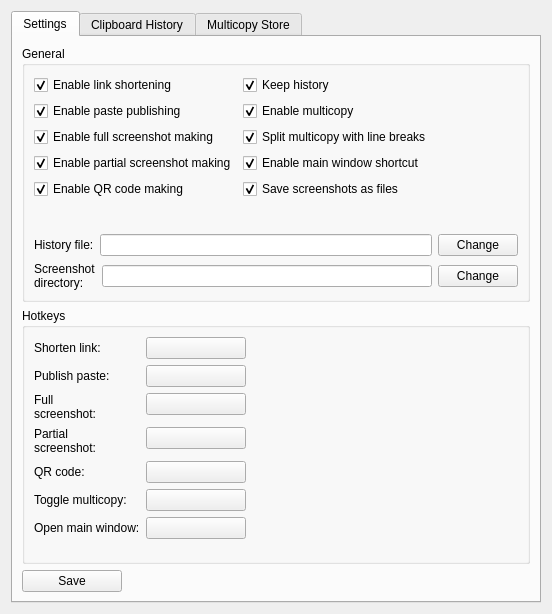
Qt form src/clipper.ui (antvconst/Clipper) before a commit.
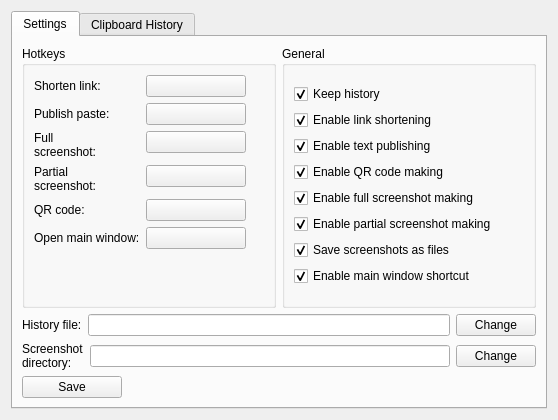
The same form after that commit. Icons and pictures are not drawn.

```diff
--- a/src/clipper.ui
+++ b/src/clipper.ui
@@ -6,20 +6,26 @@
    <rect>
     <x>0</x>
     <y>0</y>
-    <width>552</width>
-    <height>614</height>
+    <width>558</width>
+    <height>420</height>
    </rect>
   </property>
+  <property name="sizePolicy">
+   <sizepolicy hsizetype="Fixed" vsizetype="Fixed">
+    <horstretch>0</horstretch>
+    <verstretch>0</verstretch>
+   </sizepolicy>
+  </property>
   <property name="minimumSize">
    <size>
-    <width>552</width>
-    <height>614</height>
+    <width>558</width>
+    <height>420</height>
    </size>
   </property>
   <property name="maximumSize">
    <size>
-    <width>552</width>
-    <height>618</height>
+    <width>558</width>
+    <height>420</height>
    </size>
   </property>
   <property name="windowTitle">
@@ -32,6 +38,12 @@
   <layout class="QVBoxLayout" name="verticalLayout">
    <item>
     <widget class="QTabWidget" name="tabWidget">
+     <property name="sizePolicy">
+      <sizepolicy hsizetype="Preferred" vsizetype="Preferred">
+       <horstretch>0</horstretch>
+       <verstretch>0</verstretch>
+      </sizepolicy>
+     </property>
      <property name="currentIndex">
       <number>0</number>
      </property>
@@ -39,186 +51,9 @@
       <attribute name="title">
        <string>Settings</string>
       </attribute>
-      <layout class="QVBoxLayout" name="verticalLayout_3" stretch="0,0,0">
+      <layout class="QVBoxLayout" name="verticalLayout_5">
        <item>
-        <widget class="QGroupBox" name="groupBox_2">
-         <property name="title">
-          <string>General</string>
-         </property>
-         <layout class="QVBoxLayout" name="verticalLayout_4" stretch="0,0,0">
-          <item>
-           <layout class="QFormLayout" name="formLayout_2">
-            <property name="fieldGrowthPolicy">
-             <enum>QFormLayout::AllNonFixedFieldsGrow</enum>
-            </property>
-            <item row="0" column="0">
-             <widget class="QCheckBox" name="linkShortening">
-              <property name="text">
-               <string>Enable link shortening</string>
-              </property>
-              <property name="checked">
-               <bool>true</bool>
-              </property>
-             </widget>
-            </item>
-            <item row="0" column="1">
-             <widget class="QCheckBox" name="keepHistory">
-              <property name="text">
-               <string>Keep history</string>
-              </property>
-              <property name="checked">
-               <bool>true</bool>
-              </property>
-             </widget>
-            </item>
-            <item row="1" column="0">
-             <widget class="QCheckBox" name="pastePublishing">
-              <property name="text">
-               <string>Enable paste publishing</string>
-              </property>
-              <property name="checked">
-               <bool>true</bool>
-              </property>
-             </widget>
-            </item>
-            <item row="1" column="1">
-             <widget class="QCheckBox" name="Multicopy">
-              <property name="text">
-               <string>Enable multicopy</string>
-              </property>
-              <property name="checked">
-               <bool>true</bool>
-              </property>
-             </widget>
-            </item>
-            <item row="2" column="0">
-             <widget class="QCheckBox" name="screenshotMaking">
-              <property name="text">
-               <string>Enable full screenshot making</string>
-              </property>
-              <property name="checked">
-               <bool>true</bool>
-              </property>
-             </widget>
-            </item>
-            <item row="2" column="1">
-             <widget class="QCheckBox" name="splitMulticopy">
-              <property name="text">
-               <string>Split multicopy with line breaks</string>
-              </property>
-              <property name="checked">
-               <bool>true</bool>
-              </property>
-             </widget>
-            </item>
-            <item row="3" column="0">
-             <widget class="QCheckBox" name="partialScreenshotMaking">
-              <property name="text">
-               <string>Enable partial screenshot making</string>
-              </property>
-              <property name="checked">
-               <bool>true</bool>
-              </property>
-             </widget>
-            </item>
-            <item row="3" column="1">
-             <widget class="QCheckBox" name="mainWindowShortcutCheckBox">
-              <property name="text">
-               <string>Enable main window shortcut</string>
-              </property>
-              <property name="checked">
-               <bool>true</bool>
-              </property>
-             </widget>
-            </item>
-            <item row="4" column="0">
-             <widget class="QCheckBox" name="QRCode">
-              <property name="text">
-               <string>Enable QR code making</string>
-              </property>
-              <property name="checked">
-               <bool>true</bool>
-              </property>
-             </widget>
-            </item>
-            <item row="4" column="1">
-             <widget class="QCheckBox" name="saveScreenshots">
-              <property name="text">
-               <string>Save screenshots as files</string>
-              </property>
-              <property name="checked">
-               <bool>true</bool>
-              </property>
-             </widget>
-            </item>
-           </layout>
-          </item>
-          <item>
-           <layout class="QHBoxLayout" name="horizontalLayout_3">
-            <item>
-             <widget class="QLabel" name="label_8">
-              <property name="text">
-               <string>History file:</string>
-              </property>
-             </widget>
-            </item>
-            <item>
-             <widget class="QLineEdit" name="historyPathEdit">
-              <property name="minimumSize">
-               <size>
-                <width>0</width>
-                <height>0</height>
-               </size>
-              </property>
-              <property name="text">
-               <string/>
-              </property>
-             </widget>
-            </item>
-            <item>
-             <widget class="QPushButton" name="changeHistoryFilePath">
-              <property name="text">
-               <string>Change</string>
-              </property>
-             </widget>
-            </item>
-           </layout>
-          </item>
-          <item>
-           <layout class="QHBoxLayout" name="horizontalLayout_2">
-            <item>
-             <widget class="QLabel" name="label_7">
-              <property name="text">
-               <string>Screenshot
-directory:</string>
-              </property>
-             </widget>
-            </item>
-            <item>
-             <widget class="QLineEdit" name="screenshotPathEdit">
-              <property name="minimumSize">
-               <size>
-                <width>0</width>
-                <height>0</height>
-               </size>
-              </property>
-              <property name="text">
-               <string/>
-              </property>
-             </widget>
-            </item>
-            <item>
-             <widget class="QPushButton" name="changeScreenshotPath">
-              <property name="text">
-               <string>Change</string>
-              </property>
-             </widget>
-            </item>
-           </layout>
-          </item>
-         </layout>
-        </widget>
-       </item>
+        <layout class="QHBoxLayout" name="horizontalLayout_5">
        <item>
         <widget class="QGroupBox" name="groupBox">
          <property name="title">
@@ -310,34 +145,21 @@
             </property>
            </widget>
           </item>
-          <item row="6" column="0">
+            <item row="7" column="0">
            <widget class="QLabel" name="label_5">
             <property name="text">
-             <string>Toggle multicopy:</string>
-            </property>
-           </widget>
-          </item>
-          <item row="6" column="1">
-           <widget class="QPushButton" name="toggleMulticopyButton">
-            <property name="maximumSize">
-             <size>
-              <width>100</width>
-              <height>16777215</height>
-             </size>
-            </property>
-            <property name="text">
              <string/>
             </property>
            </widget>
           </item>
-          <item row="5" column="0">
+            <item row="4" column="0">
            <widget class="QLabel" name="label_4">
             <property name="text">
              <string>QR code:</string>
             </property>
            </widget>
           </item>
-          <item row="5" column="1">
+            <item row="4" column="1">
            <widget class="QPushButton" name="makeQRCodeButton">
             <property name="maximumSize">
              <size>
@@ -350,14 +172,14 @@
             </property>
            </widget>
           </item>
-          <item row="7" column="0">
+            <item row="5" column="0">
            <widget class="QLabel" name="label_21">
             <property name="text">
              <string>Open main window:</string>
             </property>
            </widget>
           </item>
-          <item row="7" column="1">
+            <item row="5" column="1">
            <widget class="QPushButton" name="mainWindowButton">
             <property name="maximumSize">
              <size>
@@ -374,6 +196,164 @@
         </widget>
        </item>
        <item>
+          <widget class="QGroupBox" name="groupBox_2">
+           <property name="title">
+            <string>General</string>
+           </property>
+           <layout class="QVBoxLayout" name="verticalLayout_4" stretch="0">
+            <item>
+             <layout class="QVBoxLayout" name="verticalLayout_3">
+              <item>
+               <widget class="QCheckBox" name="keepHistory">
+                <property name="text">
+                 <string>Keep history</string>
+                </property>
+                <property name="checked">
+                 <bool>true</bool>
+                </property>
+               </widget>
+              </item>
+              <item>
+               <widget class="QCheckBox" name="linkShortening">
+                <property name="text">
+                 <string>Enable link shortening</string>
+                </property>
+                <property name="checked">
+                 <bool>true</bool>
+                </property>
+               </widget>
+              </item>
+              <item>
+               <widget class="QCheckBox" name="pastePublishing">
+                <property name="text">
+                 <string>Enable text publishing</string>
+                </property>
+                <property name="checked">
+                 <bool>true</bool>
+                </property>
+               </widget>
+              </item>
+              <item>
+               <widget class="QCheckBox" name="QRCode">
+                <property name="text">
+                 <string>Enable QR code making</string>
+                </property>
+                <property name="checked">
+                 <bool>true</bool>
+                </property>
+               </widget>
+              </item>
+              <item>
+               <widget class="QCheckBox" name="screenshotMaking">
+                <property name="text">
+                 <string>Enable full screenshot making</string>
+                </property>
+                <property name="checked">
+                 <bool>true</bool>
+                </property>
+               </widget>
+              </item>
+              <item>
+               <widget class="QCheckBox" name="partialScreenshotMaking">
+                <property name="text">
+                 <string>Enable partial screenshot making</string>
+                </property>
+                <property name="checked">
+                 <bool>true</bool>
+                </property>
+               </widget>
+              </item>
+              <item>
+               <widget class="QCheckBox" name="saveScreenshots">
+                <property name="text">
+                 <string>Save screenshots as files</string>
+                </property>
+                <property name="checked">
+                 <bool>true</bool>
+                </property>
+               </widget>
+              </item>
+              <item>
+               <widget class="QCheckBox" name="mainWindowShortcutCheckBox">
+                <property name="text">
+                 <string>Enable main window shortcut</string>
+                </property>
+                <property name="checked">
+                 <bool>true</bool>
+                </property>
+               </widget>
+              </item>
+             </layout>
+            </item>
+           </layout>
+          </widget>
+         </item>
+        </layout>
+       </item>
+       <item>
+        <layout class="QHBoxLayout" name="horizontalLayout_3">
+         <item>
+          <widget class="QLabel" name="label_8">
+           <property name="text">
+            <string>History file:</string>
+           </property>
+          </widget>
+         </item>
+         <item>
+          <widget class="QLineEdit" name="historyPathEdit">
+           <property name="minimumSize">
+            <size>
+             <width>0</width>
+             <height>0</height>
+            </size>
+           </property>
+           <property name="text">
+            <string/>
+           </property>
+          </widget>
+         </item>
+         <item>
+          <widget class="QPushButton" name="changeHistoryFilePath">
+           <property name="text">
+            <string>Change</string>
+           </property>
+          </widget>
+         </item>
+        </layout>
+       </item>
+       <item>
+        <layout class="QHBoxLayout" name="horizontalLayout_2">
+         <item>
+          <widget class="QLabel" name="label_7">
+           <property name="text">
+            <string>Screenshot
+directory:</string>
+           </property>
+          </widget>
+         </item>
+         <item>
+          <widget class="QLineEdit" name="screenshotPathEdit">
+           <property name="minimumSize">
+            <size>
+             <width>0</width>
+             <height>0</height>
+            </size>
+           </property>
+           <property name="text">
+            <string/>
+           </property>
+          </widget>
+         </item>
+         <item>
+          <widget class="QPushButton" name="changeScreenshotPath">
+           <property name="text">
+            <string>Change</string>
+           </property>
+          </widget>
+         </item>
+        </layout>
+       </item>
+       <item>
         <widget class="QPushButton" name="saveButton">
          <property name="maximumSize">
           <size>
@@ -411,59 +391,6 @@
        </item>
       </layout>
      </widget>
-     <widget class="QWidget" name="multicopyStoreTab">
-      <attribute name="title">
-       <string>Multicopy Store</string>
-      </attribute>
-      <layout class="QVBoxLayout" name="verticalLayout_5">
-       <item>
-        <widget class="QTextEdit" name="textEdit"/>
-       </item>
-       <item>
-        <layout class="QHBoxLayout" name="horizontalLayout">
-         <item>
-          <widget class="QPushButton" name="clearButton_2">
-           <property name="maximumSize">
-            <size>
-             <width>100</width>
-             <height>16777215</height>
-            </size>
-           </property>
-           <property name="text">
-            <string>Clear</string>
-           </property>
-          </widget>
-         </item>
-         <item>
-          <widget class="QPushButton" name="copyAllButton">
-           <property name="maximumSize">
-            <size>
-             <width>100</width>
-             <height>16777215</height>
-            </size>
-           </property>
-           <property name="text">
-            <string>Copy All</string>
-           </property>
-          </widget>
-         </item>
-         <item>
-          <spacer name="horizontalSpacer">
-           <property name="orientation">
-            <enum>Qt::Horizontal</enum>
-           </property>
-           <property name="sizeHint" stdset="0">
-            <size>
-             <width>40</width>
-             <height>20</height>
-            </size>
-           </property>
-          </spacer>
-         </item>
-        </layout>
-       </item>
-      </layout>
-     </widget>
     </widget>
    </item>
   </layout>
```
Lines whose indentation alone changed are shown as unchanged.
